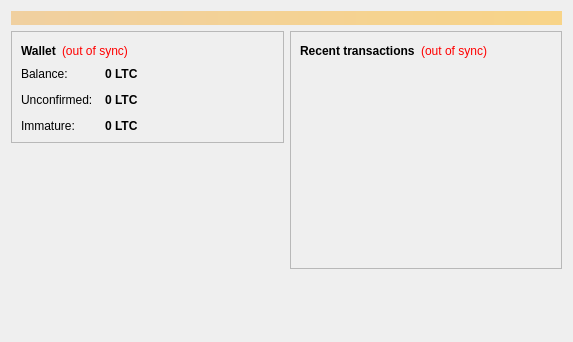
First picture: the form in src/qt/forms/overviewpage.ui, repository sakuracoin-project/sakuracoin, before the edit.
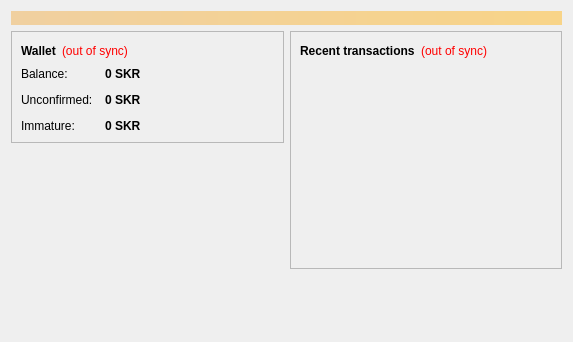
Second picture: the form after the edit.

```diff
--- a/src/qt/forms/overviewpage.ui
+++ b/src/qt/forms/overviewpage.ui
@@ -122,7 +122,7 @@
                <string>Your current balance</string>
               </property>
               <property name="text">
-               <string notr="true">0 LTC</string>
+               <string notr="true">0 SKR</string>
               </property>
               <property name="textInteractionFlags">
                <set>Qt::LinksAccessibleByMouse|Qt::TextSelectableByKeyboard|Qt::TextSelectableByMouse</set>
@@ -151,7 +151,7 @@
                <string>Total of transactions that have yet to be confirmed, and do not yet count toward the current balance</string>
               </property>
               <property name="text">
-               <string notr="true">0 LTC</string>
+               <string notr="true">0 SKR</string>
               </property>
               <property name="textInteractionFlags">
                <set>Qt::LinksAccessibleByMouse|Qt::TextSelectableByKeyboard|Qt::TextSelectableByMouse</set>
@@ -177,7 +177,7 @@
                <string>Mined balance that has not yet matured</string>
               </property>
               <property name="text">
-               <string notr="true">0 LTC</string>
+               <string notr="true">0 SKR</string>
               </property>
               <property name="textInteractionFlags">
                <set>Qt::LinksAccessibleByMouse|Qt::TextSelectableByKeyboard|Qt::TextSelectableByMouse</set>
```
